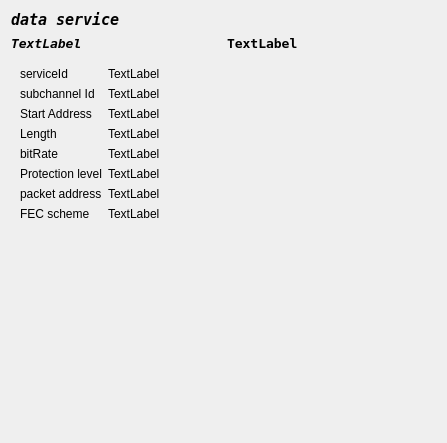
Above: forms/data-description.ui from JvanKatwijk/qt-dab before the change. Below: the same form after it.
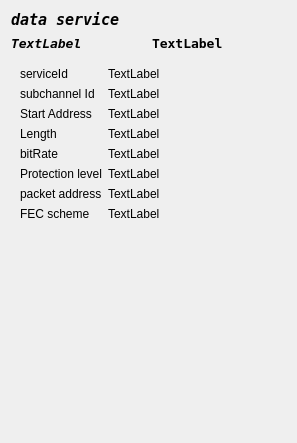
That is the form after the change.

```diff
--- a/forms/data-description.ui
+++ b/forms/data-description.ui
@@ -6,7 +6,7 @@
    <rect>
     <x>0</x>
     <y>0</y>
-    <width>447</width>
+    <width>297</width>
     <height>443</height>
    </rect>
   </property>
```
